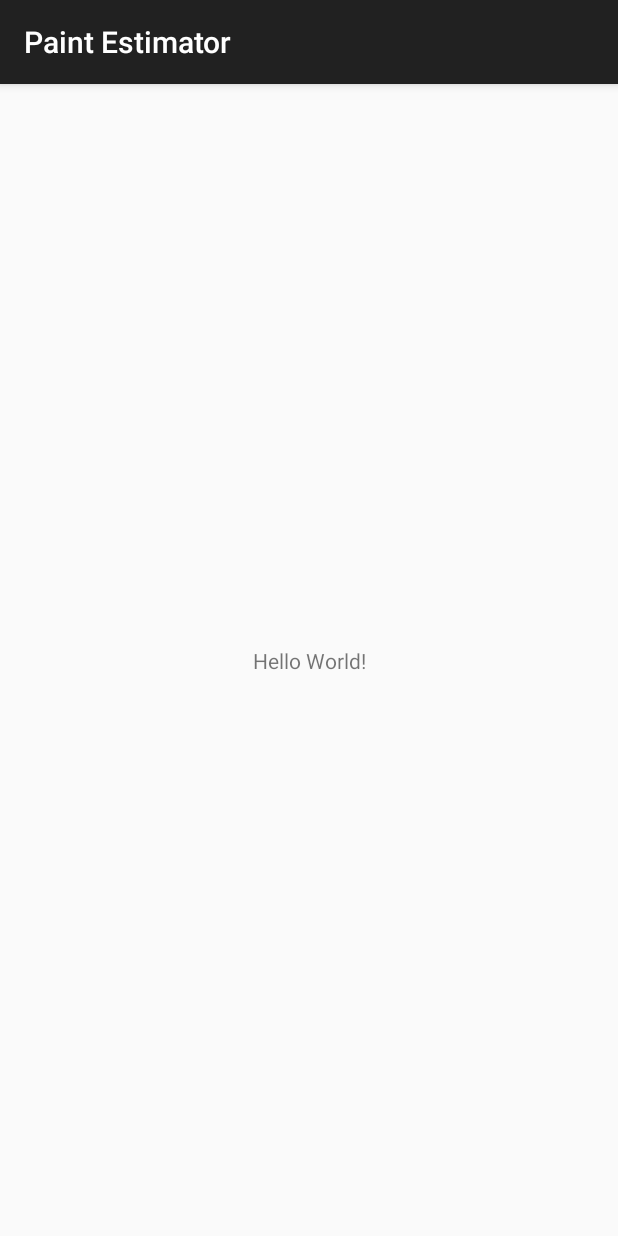
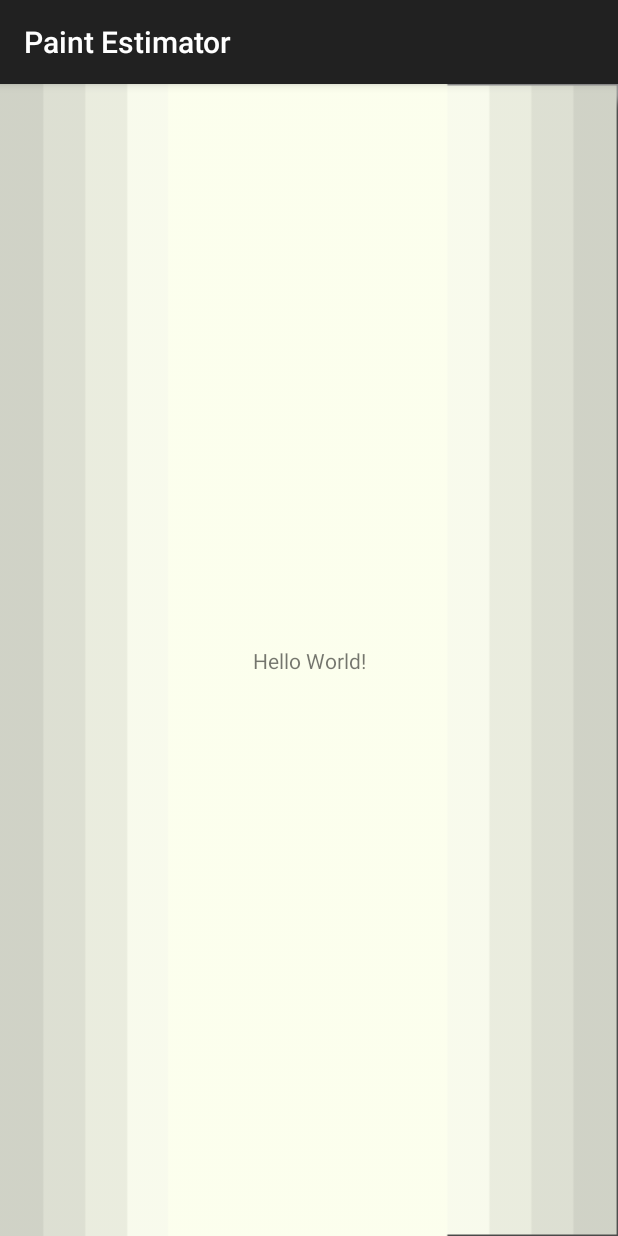
Before and after one commit to OrangeCoastCollege-CS272/Paint-Estimator, an Android app: the screen it shows after launch (MainActivity), on a phone screen of 412 x 824 dp. Run offline under Robolectric (Android 15) with nearby library versions, the phone set to English and light mode, and no system bars.

```diff
--- a/app/src/main/res/layout/activity_main.xml
+++ b/app/src/main/res/layout/activity_main.xml
@@ -5,7 +5,8 @@
     xmlns:app="http://schemas.android.com/apk/res-auto"
     android:layout_width="match_parent"
     android:layout_height="match_parent"
-    tools:context="edu.orangecoastcollege.cs273.sbadajoz.paintestimator.MainActivity">
+    tools:context="edu.orangecoastcollege.cs273.sbadajoz.paintestimator.MainActivity"
+    android:background="@drawable/paintbackground">
 
     <TextView
         android:layout_width="wrap_content"
```
Also changed, not shown: app/src/main/ic_launcher-web.png (added), app/src/main/res/mipmap-hdpi/ic_launcher.png, app/src/main/res/mipmap-mdpi/ic_launcher.png, app/src/main/res/mipmap-xhdpi/ic_launcher.png, app/src/main/res/mipmap-xxhdpi/ic_launcher.png, app/src/main/res/mipmap-xxxhdpi/ic_launcher.png.
